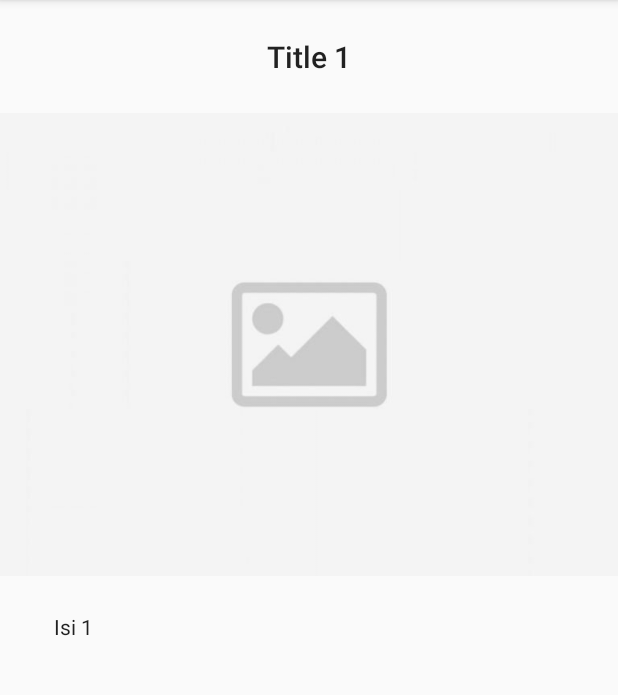
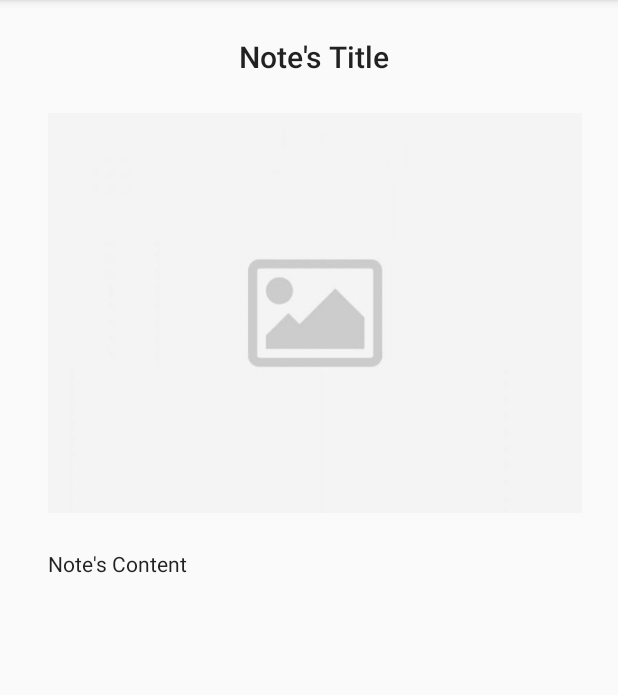
Before and after one commit to firansav/yournotes, an Android app: the DetailNote screen opened through its navigation route, on a phone screen of 412 x 824 dp, the part 84-779 px from its top. Run offline under Robolectric (Android 15) with nearby library versions, the phone set to English and light mode, and no system bars; our stand-ins replace Room's generated code, data binding.

Commit message:
notifications

```diff
--- a/app/src/main/AndroidManifest.xml
+++ b/app/src/main/AndroidManifest.xml
@@ -33,6 +33,7 @@
                 <category android:name="android.intent.category.LAUNCHER"/>
             </intent-filter>
         </activity>
+        <receiver android:name=".NotificationHelper"/>
     </application>
 
 </manifest>
--- a/app/src/main/java/id/ac/ui/cs/mobileprogramming/firandra_savitri/yournotes/CreateNoteActivity.kt
+++ b/app/src/main/java/id/ac/ui/cs/mobileprogramming/firandra_savitri/yournotes/CreateNoteActivity.kt
@@ -85,6 +85,7 @@ class CreateNoteActivity : AppCompatActivity() {
     private fun saveNote() {
 
         val newNote = Notes(
+            imageList,
             addnote_title.text.toString(),
             addnote_description.text.toString()
         )
--- a/app/src/main/java/id/ac/ui/cs/mobileprogramming/firandra_savitri/yournotes/DetailNote.kt
+++ b/app/src/main/java/id/ac/ui/cs/mobileprogramming/firandra_savitri/yournotes/DetailNote.kt
@@ -1,5 +1,6 @@
 package id.ac.ui.cs.mobileprogramming.firandra_savitri.yournotes
 
+import android.net.Uri
 import android.os.Bundle
 import androidx.fragment.app.Fragment
 import android.view.LayoutInflater
@@ -43,6 +44,7 @@ class DetailNote : Fragment() {
     fun observeViewModel() {
         viewModel.detaillNote(noteId+1).observe(this, Observer {
                 note -> note?.let{
+                notes_image.setImageURI(Uri.parse(note.image))
                 notes_title.text = note.title
                 notes_content.text = note.content
             }
--- a/app/src/main/java/id/ac/ui/cs/mobileprogramming/firandra_savitri/yournotes/MainActivity.kt
+++ b/app/src/main/java/id/ac/ui/cs/mobileprogramming/firandra_savitri/yournotes/MainActivity.kt
@@ -1,12 +1,19 @@
 package id.ac.ui.cs.mobileprogramming.firandra_savitri.yournotes
 
 import android.app.Activity
+import android.app.AlarmManager
+import android.app.Notification
+import android.app.PendingIntent
+import android.app.TaskStackBuilder
+import android.content.Context
+import android.content.Intent
 import androidx.lifecycle.Observer
 import androidx.lifecycle.ViewModelProviders
-import android.content.Intent
 import android.os.Bundle
+import android.os.SystemClock
 import com.google.android.material.snackbar.Snackbar
-import androidx.appcompat.app.AppCompatActivity;
+import androidx.appcompat.app.AppCompatActivity
+import androidx.core.app.NotificationCompat
 import androidx.navigation.Navigation
 import androidx.recyclerview.widget.GridLayoutManager
 import androidx.recyclerview.widget.RecyclerView
@@ -23,10 +30,16 @@ class MainActivity : AppCompatActivity() {
     private lateinit var noteViewModel: NotesViewModel
     private val adapter = NotesAdapter()
 
+    private val notificationChannelId = "10001"
+    private val defaultNotificationChannelId = "default"
+    private val delay = 5000
+
     override fun onCreate(savedInstanceState: Bundle?) {
         super.onCreate(savedInstanceState)
         setContentView(R.layout.activity_main)
         setSupportActionBar(toolbar)
+
+        scheduleNotification(getNotification(getString(R.string.notification)))
 
 //        fab.setOnClickListener { view ->
 //            startActivityForResult(
@@ -60,21 +73,52 @@ class MainActivity : AppCompatActivity() {
         }
     }
 
-    override fun onActivityResult(requestCode: Int, resultCode: Int, data: Intent?) {
-        super.onActivityResult(requestCode, resultCode, data)
+//    override fun onActivityResult(requestCode: Int, resultCode: Int, data: Intent?) {
+//        super.onActivityResult(requestCode, resultCode, data)
+//
+//        if (requestCode == ADD_NOTE_REQUEST && resultCode == Activity.RESULT_OK) {
+//            val newNote = Notes(
+//                data!!.getStringExtra(CreateNoteActivity.EXTRA_TITLE),
+//                data.getStringExtra(CreateNoteActivity.EXTRA_DESCRIPTION)
+//            )
+//            noteViewModel.insert(newNote)
+//
+//            Toast.makeText(this, "Note saved!", Toast.LENGTH_SHORT).show()
+//        } else {
+//            Toast.makeText(this, "Note not saved!", Toast.LENGTH_SHORT).show()
+//        }
+//
+//
+//    }
 
-        if (requestCode == ADD_NOTE_REQUEST && resultCode == Activity.RESULT_OK) {
-            val newNote = Notes(
-                data!!.getStringExtra(CreateNoteActivity.EXTRA_TITLE),
-                data.getStringExtra(CreateNoteActivity.EXTRA_DESCRIPTION)
-            )
-            noteViewModel.insert(newNote)
+    private fun scheduleNotification(notification: Notification) {
+        val notificationIntent = Intent(this, NotificationHelper::class.java)
+        notificationIntent.putExtra(NotificationHelper.NOTIFICATION_ID, 1)
+        notificationIntent.putExtra(NotificationHelper.NOTIFICATION, notification)
+        val pendingIntent = PendingIntent.getBroadcast(
+            this,
+            0,
+            notificationIntent,
+            PendingIntent.FLAG_UPDATE_CURRENT
+        )
+        val futureInMillis = SystemClock.elapsedRealtime() + delay
+        val alarmManager = getSystemService(Context.ALARM_SERVICE) as AlarmManager
+        alarmManager.set(AlarmManager.ELAPSED_REALTIME_WAKEUP, futureInMillis, pendingIntent)
+    }
 
-            Toast.makeText(this, "Note saved!", Toast.LENGTH_SHORT).show()
-        } else {
-            Toast.makeText(this, "Note not saved!", Toast.LENGTH_SHORT).show()
-        }
+    private fun getNotification(content: String): Notification {
+        val intent = Intent(this, MainActivity::class.java)
+        val pendingIntent = TaskStackBuilder.create(application)
+            .addNextIntent(intent)
+            .getPendingIntent(0, PendingIntent.FLAG_UPDATE_CURRENT)
 
-
+        val builder = NotificationCompat.Builder(this, defaultNotificationChannelId)
+        builder.setContentTitle("YourNotes")
+        builder.setContentText(content)
+        builder.setSmallIcon(R.drawable.notes_icon)
+        builder.setAutoCancel(true)
+        builder.setChannelId(notificationChannelId)
+        builder.setContentIntent(pendingIntent)
+        return builder.build()
     }
 }
--- a/app/src/main/java/id/ac/ui/cs/mobileprogramming/firandra_savitri/yournotes/Notes.kt
+++ b/app/src/main/java/id/ac/ui/cs/mobileprogramming/firandra_savitri/yournotes/Notes.kt
@@ -1,10 +1,12 @@
 package id.ac.ui.cs.mobileprogramming.firandra_savitri.yournotes
 
+import android.media.Image
 import androidx.room.*
 
 @Entity(tableName = "notes_table")
 data class Notes(
 
+    var image: String,
     var title: String,
     var content: String
 
--- a/app/src/main/java/id/ac/ui/cs/mobileprogramming/firandra_savitri/yournotes/NotesAdapter.kt
+++ b/app/src/main/java/id/ac/ui/cs/mobileprogramming/firandra_savitri/yournotes/NotesAdapter.kt
@@ -1,5 +1,6 @@
 package id.ac.ui.cs.mobileprogramming.firandra_savitri.yournotes
 
+import android.net.Uri
 import android.view.LayoutInflater
 import android.view.View
 import android.view.ViewGroup
@@ -23,6 +24,7 @@ class NotesAdapter : RecyclerView.Adapter<NotesAdapter.NoteHolder>() {
 
     override fun onBindViewHolder(holder: NoteHolder, position: Int) {
         val currentNote = notes[position]
+        holder.view.note_image.setImageURI(Uri.parse(currentNote.image))
         holder.view.name.text = currentNote.title
         holder.view.setOnClickListener {
             Navigation.findNavController(it)
--- a/app/src/main/java/id/ac/ui/cs/mobileprogramming/firandra_savitri/yournotes/NotesDatabase.kt
+++ b/app/src/main/java/id/ac/ui/cs/mobileprogramming/firandra_savitri/yournotes/NotesDatabase.kt
@@ -5,7 +5,7 @@ import android.content.Context
 import android.os.AsyncTask
 import androidx.sqlite.db.SupportSQLiteDatabase
 
-@Database(entities = [Notes::class], version = 1)
+@Database(entities = [Notes::class], version = 2)
 abstract class NotesDatabase : RoomDatabase() {
 
     abstract fun noteDao(): NotesDao
@@ -41,9 +41,9 @@ abstract class NotesDatabase : RoomDatabase() {
         private val noteDao = db?.noteDao()
 
         override fun doInBackground(vararg p0: Unit?) {
-            noteDao?.insert(Notes("Title 1", "Isi 1"))
-            noteDao?.insert(Notes("Title 2", "Isi 2"))
-            noteDao?.insert(Notes("Title 3", "Isi 3"))
+//            noteDao?.insert(Notes("Title 1", "Isi 1"))
+//            noteDao?.insert(Notes("Title 2", "Isi 2"))
+//            noteDao?.insert(Notes("Title 3", "Isi 3"))
         }
     }
 
--- /dev/null
+++ b/app/src/main/java/id/ac/ui/cs/mobileprogramming/firandra_savitri/yournotes/NotificationHelper.kt
@@ -0,0 +1,34 @@
+package id.ac.ui.cs.mobileprogramming.firandra_savitri.yournotes
+
+import android.app.Notification
+import android.app.NotificationChannel
+import android.app.NotificationManager
+import android.content.BroadcastReceiver
+import android.content.Context
+import android.content.Intent
+
+
+class NotificationHelper : BroadcastReceiver() {
+    companion object {
+        const val NOTIFICATION_CHANNEL_ID = "10001"
+        var NOTIFICATION_ID = "notification-id"
+        var NOTIFICATION = "notification"
+    }
+
+    override fun onReceive(context: Context, intent: Intent) {
+        val notificationManager =
+            context.getSystemService(Context.NOTIFICATION_SERVICE) as NotificationManager
+        val notification = intent.getParcelableExtra<Notification>(NOTIFICATION)
+        if (android.os.Build.VERSION.SDK_INT >= android.os.Build.VERSION_CODES.O) {
+            val importance = NotificationManager.IMPORTANCE_HIGH
+            val notificationChannel = NotificationChannel(
+                NOTIFICATION_CHANNEL_ID,
+                "NOTIFICATION_CHANNEL_NAME",
+                importance
+            )
+            notificationManager.createNotificationChannel(notificationChannel)
+        }
+        val id = intent.getIntExtra(NOTIFICATION_ID, 0)
+        notificationManager.notify(id, notification)
+    }
+}
--- a/app/src/main/res/layout/fragment_notes_details.xml
+++ b/app/src/main/res/layout/fragment_notes_details.xml
@@ -13,7 +13,9 @@
                 android:layout_width="match_parent"
                 android:layout_height="wrap_content"
                 android:gravity="center"
-                android:orientation="vertical">
+                android:orientation="vertical"
+                android:layout_marginLeft="@dimen/notes_detail_description_margin_left"
+                android:layout_marginRight="@dimen/notes_detail_description_margin_right">
 
             <TextView
                     android:id="@+id/notes_title"
@@ -40,9 +42,7 @@
                     style="@style/TextAppearance.AppCompat.Body1"
                     android:layout_width="match_parent"
                     android:layout_height="match_parent"
-                    android:layout_marginLeft="@dimen/notes_detail_description_margin_left"
                     android:layout_marginTop="0dp"
-                    android:layout_marginRight="@dimen/notes_detail_description_margin_right"
                     android:layout_marginBottom="@dimen/notes_detail_description_margin_bottom"
                     android:autoLink="web"
                     android:text="@string/notes_content" />
--- a/app/src/main/res/values/strings.xml
+++ b/app/src/main/res/values/strings.xml
@@ -8,4 +8,5 @@
     <string name="notes_title">Note\'s Title</string>
     <string name="createnotes_button">Create Note</string>
     <string name="upload_photo_here">Touch photo to upload a new one</string>
+    <string name="notification">Welcome to YourNotes! Let\'s get started!</string>
 </resources>
```
Also changed, not shown: app/src/main/res/drawable/notes_icon.png (added), 1 other file.
